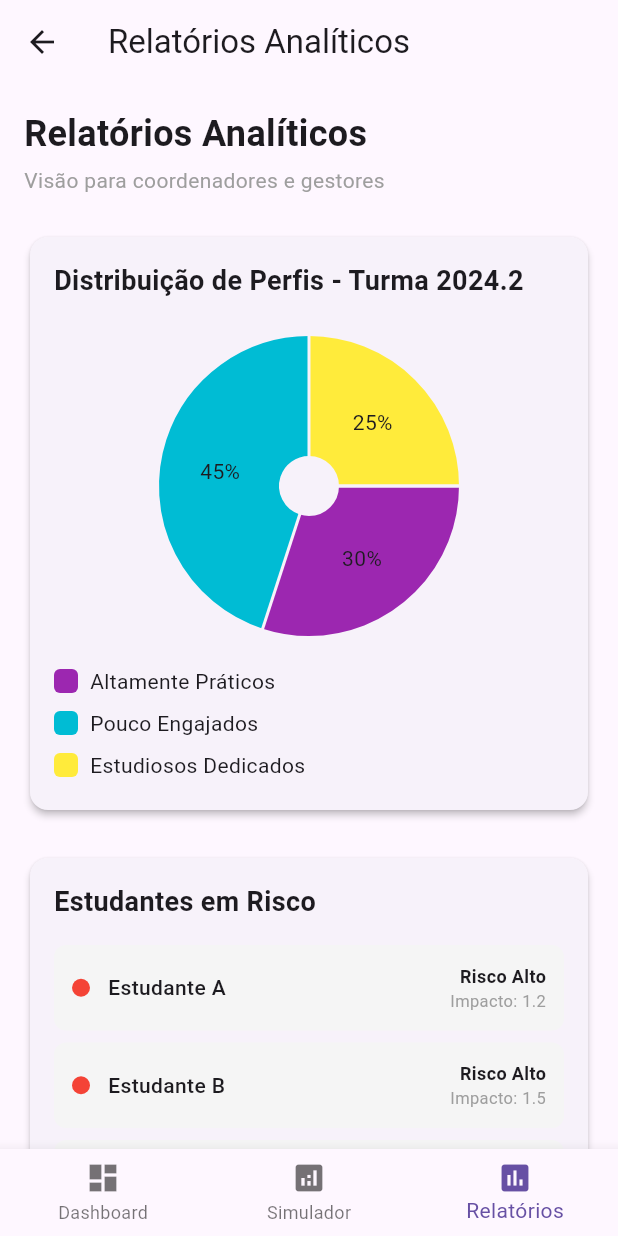
After one commit to brenobss/saa, a Flutter app: the ReportsScreen screen opened directly, on a phone screen of 412 x 824 dp. The commit adds this screen. Run offline on Flutter 3.47's test engine with Material 3 defaults, Android fonts, the phone set to English and light mode, and no system bars; drawn by our look-alikes of fl_chart.

Commit message:
create reports screen

```diff
--- a/lib/dashboard_screen.dart
+++ b/lib/dashboard_screen.dart
@@ -1,5 +1,6 @@
 import 'package:flutter/material.dart';
 import 'package:fl_chart/fl_chart.dart';
+import 'package:saa/reports_screen.dart';
 import 'package:saa/simulation_screen.dart';
 
 class DashboardScreen extends StatelessWidget {
--- /dev/null
+++ b/lib/reports_screen.dart
@@ -0,0 +1,315 @@
+import 'package:flutter/material.dart';
+import 'package:fl_chart/fl_chart.dart';
+import 'package:saa/simulation_screen.dart';
+
+class ReportsScreen extends StatelessWidget {
+  const ReportsScreen({super.key});
+
+  @override
+  Widget build(BuildContext context) {
+    return Scaffold(
+      appBar: AppBar(title: const Text('Relatórios Analíticos')),
+      body: SingleChildScrollView(
+        padding: const EdgeInsets.all(16),
+        child: Column(
+          crossAxisAlignment: CrossAxisAlignment.start,
+          children: [
+            const Text(
+              'Relatórios Analíticos',
+              style: TextStyle(fontSize: 24, fontWeight: FontWeight.bold),
+            ),
+            const SizedBox(height: 4),
+            const Text(
+              'Visão para coordenadores e gestores',
+              style: TextStyle(color: Colors.grey),
+            ),
+            const SizedBox(height: 24),
+
+            // Distribuição de Perfis
+            Card(
+              elevation: 2,
+              child: Padding(
+                padding: const EdgeInsets.all(16),
+                child: Column(
+                  crossAxisAlignment: CrossAxisAlignment.start,
+                  children: [
+                    const Text(
+                      'Distribuição de Perfis - Turma 2024.2',
+                      style: TextStyle(
+                        fontSize: 18,
+                        fontWeight: FontWeight.bold,
+                      ),
+                    ),
+                    const SizedBox(height: 24),
+                    SizedBox(
+                      height: 200,
+                      child: PieChart(
+                        PieChartData(
+                          sections: [
+                            PieChartSectionData(
+                              value: 30,
+                              title: '30%',
+                              color: Colors.purple,
+                              radius: 80,
+                            ),
+                            PieChartSectionData(
+                              value: 45,
+                              title: '45%',
+                              color: Colors.cyan,
+                              radius: 80,
+                            ),
+                            PieChartSectionData(
+                              value: 25,
+                              title: '25%',
+                              color: Colors.yellow,
+                              radius: 80,
+                            ),
+                          ],
+                        ),
+                      ),
+                    ),
+                    const SizedBox(height: 16),
+                    _buildLegendItem('Altamente Práticos', Colors.purple),
+                    _buildLegendItem('Pouco Engajados', Colors.cyan),
+                    _buildLegendItem('Estudiosos Dedicados', Colors.yellow),
+                  ],
+                ),
+              ),
+            ),
+            const SizedBox(height: 24),
+
+            // Estudantes em Risco
+            Card(
+              elevation: 2,
+              child: Padding(
+                padding: const EdgeInsets.all(16),
+                child: Column(
+                  crossAxisAlignment: CrossAxisAlignment.start,
+                  children: [
+                    const Text(
+                      'Estudantes em Risco',
+                      style: TextStyle(
+                        fontSize: 18,
+                        fontWeight: FontWeight.bold,
+                      ),
+                    ),
+                    const SizedBox(height: 16),
+                    _buildRiskStudent('Estudante A', 'Alto', 1.2, Colors.red),
+                    _buildRiskStudent('Estudante B', 'Alto', 1.5, Colors.red),
+                    _buildRiskStudent(
+                      'Estudante C',
+                      'Médio',
+                      2.1,
+                      Colors.orange,
+                    ),
+                    _buildRiskStudent(
+                      'Estudante D',
+                      'Médio',
+                      2.3,
+                      Colors.orange,
+                    ),
+                  ],
+                ),
+              ),
+            ),
+            const SizedBox(height: 24),
+
+            // Relatórios Disponíveis
+            Card(
+              elevation: 2,
+              child: Padding(
+                padding: const EdgeInsets.all(16),
+                child: Column(
+                  crossAxisAlignment: CrossAxisAlignment.start,
+                  children: [
+                    Row(
+                      mainAxisAlignment: MainAxisAlignment.spaceBetween,
+                      children: [
+                        const Text(
+                          'Relatórios Disponíveis',
+                          style: TextStyle(
+                            fontSize: 18,
+                            fontWeight: FontWeight.bold,
+                          ),
+                        ),
+                        TextButton.icon(
+                          onPressed: () {},
+                          icon: const Icon(Icons.add, size: 16),
+                          label: const Text('Novo Relatório'),
+                        ),
+                      ],
+                    ),
+                    const SizedBox(height: 16),
+                    _buildReportItem(
+                      'Análise de Desempenho - 2024.2',
+                      '15/01/2025',
+                      'PDF',
+                      Colors.blue,
+                    ),
+                    _buildReportItem(
+                      'Comparativo de Turmas',
+                      '10/01/2025',
+                      'Excel',
+                      Colors.green,
+                    ),
+                    _buildReportItem(
+                      'Relatório de Intervenções',
+                      '05/01/2025',
+                      'PDF',
+                      Colors.blue,
+                    ),
+                  ],
+                ),
+              ),
+            ),
+          ],
+        ),
+      ),
+      bottomNavigationBar: BottomNavigationBar(
+        currentIndex: 2,
+        onTap: (index) {
+          if (index == 0) {
+            Navigator.popUntil(context, (route) => route.isFirst);
+          } else if (index == 1) {
+            Navigator.pushReplacement(
+              context,
+              MaterialPageRoute(builder: (context) => const SimulationScreen()),
+            );
+          }
+        },
+        items: const [
+          BottomNavigationBarItem(
+            icon: Icon(Icons.dashboard),
+            label: 'Dashboard',
+          ),
+          BottomNavigationBarItem(
+            icon: Icon(Icons.analytics),
+            label: 'Simulador',
+          ),
+          BottomNavigationBarItem(
+            icon: Icon(Icons.assessment),
+            label: 'Relatórios',
+          ),
+        ],
+      ),
+    );
+  }
+
+  Widget _buildLegendItem(String label, Color color) {
+    return Padding(
+      padding: const EdgeInsets.symmetric(vertical: 4),
+      child: Row(
+        children: [
+          Container(
+            width: 16,
+            height: 16,
+            decoration: BoxDecoration(
+              color: color,
+              borderRadius: BorderRadius.circular(4),
+            ),
+          ),
+          const SizedBox(width: 8),
+          Text(label),
+        ],
+      ),
+    );
+  }
+
+  Widget _buildRiskStudent(
+    String name,
+    String risk,
+    double impact,
+    Color color,
+  ) {
+    return Container(
+      margin: const EdgeInsets.only(bottom: 8),
+      padding: const EdgeInsets.all(12),
+      decoration: BoxDecoration(
+        color: Colors.grey.shade100,
+        borderRadius: BorderRadius.circular(8),
+      ),
+      child: Row(
+        mainAxisAlignment: MainAxisAlignment.spaceBetween,
+        children: [
+          Row(
+            children: [
+              Container(
+                width: 12,
+                height: 12,
+                decoration: BoxDecoration(color: color, shape: BoxShape.circle),
+              ),
+              const SizedBox(width: 12),
+              Text(name, style: const TextStyle(fontWeight: FontWeight.w500)),
+            ],
+          ),
+          Column(
+            crossAxisAlignment: CrossAxisAlignment.end,
+            children: [
+              Text(
+                'Risco $risk',
+                style: const TextStyle(
+                  fontWeight: FontWeight.bold,
+                  fontSize: 12,
+                ),
+              ),
+              Text(
+                'Impacto: $impact',
+                style: const TextStyle(color: Colors.grey, fontSize: 11),
+              ),
+            ],
+          ),
+        ],
+      ),
+    );
+  }
+
+  Widget _buildReportItem(String title, String date, String type, Color color) {
+    return Container(
+      margin: const EdgeInsets.only(bottom: 12),
+      padding: const EdgeInsets.all(16),
+      decoration: BoxDecoration(
+        border: Border.all(color: Colors.grey.shade300),
+        borderRadius: BorderRadius.circular(8),
+      ),
+      child: Row(
+        mainAxisAlignment: MainAxisAlignment.spaceBetween,
+        children: [
+          Expanded(
+            child: Column(
+              crossAxisAlignment: CrossAxisAlignment.start,
+              children: [
+                Text(
+                  title,
+                  style: const TextStyle(
+                    fontWeight: FontWeight.w500,
+                    fontSize: 14,
+                  ),
+                ),
+                const SizedBox(height: 4),
+                Text(
+                  'Gerado em $date',
+                  style: TextStyle(color: Colors.grey.shade600, fontSize: 12),
+                ),
+              ],
+            ),
+          ),
+          Container(
+            padding: const EdgeInsets.symmetric(horizontal: 12, vertical: 6),
+            decoration: BoxDecoration(
+              color: color.withOpacity(0.1),
+              borderRadius: BorderRadius.circular(12),
+            ),
+            child: Text(
+              type,
+              style: TextStyle(
+                color: color,
+                fontWeight: FontWeight.bold,
+                fontSize: 11,
+              ),
+            ),
+          ),
+        ],
+      ),
+    );
+  }
+}
--- a/pubspec.yaml
+++ b/pubspec.yaml
@@ -34,7 +34,7 @@ dependencies:
   # The following adds the Cupertino Icons font to your application.
   # Use with the CupertinoIcons class for iOS style icons.
   cupertino_icons: ^1.0.8
-  fl_chart: ^1.1.0
+  fl_chart: ^1.1.1
 
 dev_dependencies:
   flutter_test:
@@ -88,3 +88,6 @@ flutter:
   #
   # For details regarding fonts from package dependencies,
   # see https://flutter.dev/to/font-from-package
+
+dependency_overrides:
+  vector_math: ^2.2.0
```
Also changed, not shown: pubspec.lock.
